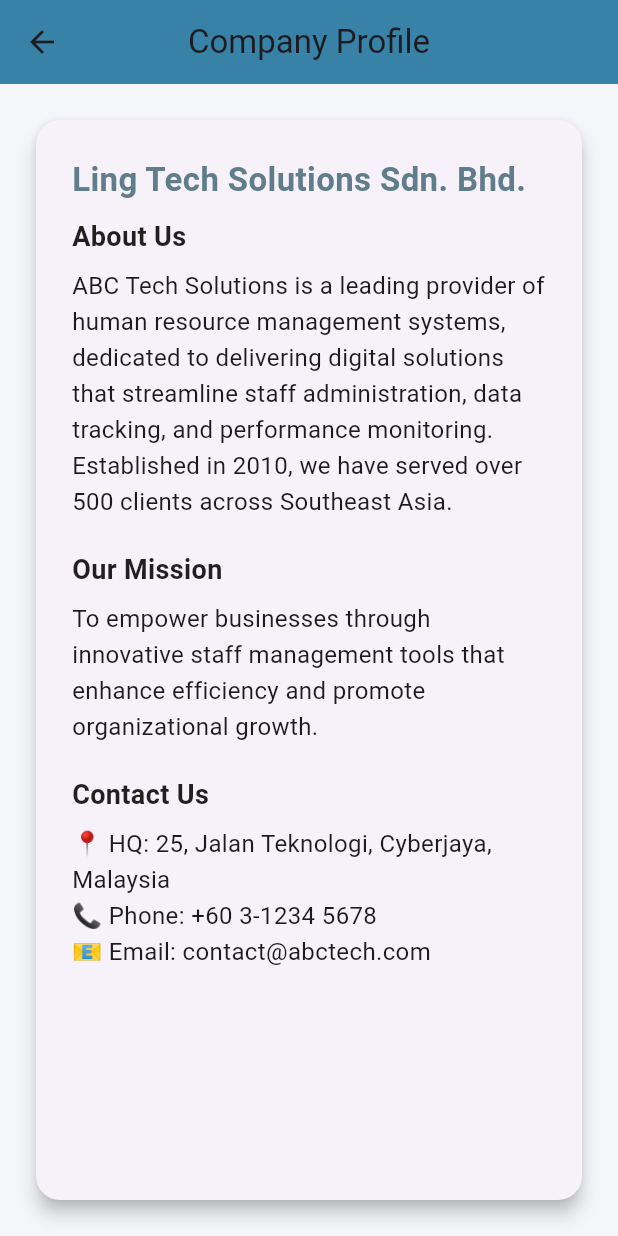
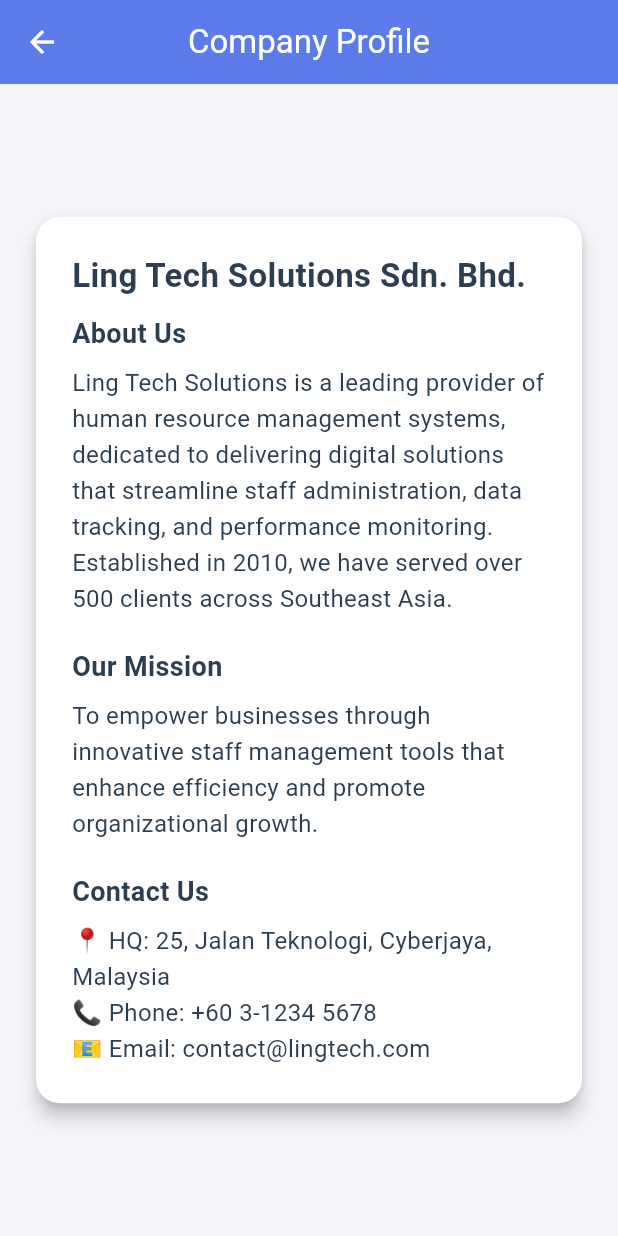
Before and after one commit to ling0214/LabTest_StaffSystem, a Flutter app: the CompanyInfoPage screen opened directly, on a phone screen of 412 x 824 dp. Run offline on Flutter 3.47's test engine with Material 3 defaults, Android fonts, the phone set to English and light mode, and no system bars; our stand-ins replace cloud_firestore, firebase_core; accounts and stored records are empty.

Commit message:
edit function

```diff
--- a/lib/company_info.dart
+++ b/lib/company_info.dart
@@ -1,4 +1,5 @@
 import 'package:flutter/material.dart';
+import 'app_colors.dart'; // ✅ your centralized color file
 
 class CompanyInfoPage extends StatelessWidget {
   const CompanyInfoPage({super.key});
@@ -6,79 +7,91 @@ class CompanyInfoPage extends StatelessWidget {
   @override
   Widget build(BuildContext context) {
     return Scaffold(
-      backgroundColor: const Color(0xFFF4F6F9),
+      backgroundColor: AppColors.background,
       appBar: AppBar(
         title: const Text('Company Profile'),
-        backgroundColor: const Color.fromARGB(255, 57, 130, 167),
+        backgroundColor: AppColors.primary,
+        foregroundColor: AppColors.buttonText,
         centerTitle: true,
       ),
-      body: Padding(
+      body: Center(
+        child: SingleChildScrollView(
           padding: const EdgeInsets.all(20.0),
+          child: ConstrainedBox(
+            constraints: const BoxConstraints(maxWidth: 600),
             child: Card(
+              color: Colors.white,
               elevation: 5,
-          shape: RoundedRectangleBorder(borderRadius: BorderRadius.circular(16)),
+              shape: RoundedRectangleBorder(
+                borderRadius: BorderRadius.circular(16),
+              ),
               child: Padding(
                 padding: const EdgeInsets.all(24.0),
                 child: Column(
                   crossAxisAlignment: CrossAxisAlignment.start,
-              children: [
-                const Text(
+                  children: const [
+                    Text(
                       'Ling Tech Solutions Sdn. Bhd.',
                       style: TextStyle(
                         fontSize: 22,
                         fontWeight: FontWeight.bold,
-                    color: Colors.blueGrey,
+                        color: AppColors.textPrimary,
                       ),
                     ),
-                const SizedBox(height: 10),
-                const Text(
+                    SizedBox(height: 10),
+                    Text(
                       'About Us',
                       style: TextStyle(
                         fontSize: 18,
                         fontWeight: FontWeight.w600,
-                    color: Colors.black87,
+                        color: AppColors.text,
                       ),
                     ),
-                const SizedBox(height: 8),
-                const Text(
-                  'ABC Tech Solutions is a leading provider of human resource management systems, '
+                    SizedBox(height: 8),
+                    Text(
+                      'Ling Tech Solutions is a leading provider of human resource management systems, '
                       'dedicated to delivering digital solutions that streamline staff administration, '
                       'data tracking, and performance monitoring. Established in 2010, we have served '
                       'over 500 clients across Southeast Asia.',
-                  style: TextStyle(fontSize: 16, height: 1.5),
+                      style: TextStyle(fontSize: 16, height: 1.5, color: AppColors.text),
+                      textAlign: TextAlign.start,
                     ),
-                const SizedBox(height: 20),
-                const Text(
+                    SizedBox(height: 20),
+                    Text(
                       'Our Mission',
                       style: TextStyle(
                         fontSize: 18,
                         fontWeight: FontWeight.w600,
-                    color: Colors.black87,
+                        color: AppColors.text,
                       ),
                     ),
-                const SizedBox(height: 8),
-                const Text(
+                    SizedBox(height: 8),
+                    Text(
                       'To empower businesses through innovative staff management tools that enhance efficiency '
                       'and promote organizational growth.',
-                  style: TextStyle(fontSize: 16, height: 1.5),
+                      style: TextStyle(fontSize: 16, height: 1.5, color: AppColors.text),
+                      textAlign: TextAlign.start,
                     ),
-                const SizedBox(height: 20),
-                const Text(
+                    SizedBox(height: 20),
+                    Text(
                       'Contact Us',
                       style: TextStyle(
                         fontSize: 18,
                         fontWeight: FontWeight.w600,
-                    color: Colors.black87,
+                        color: AppColors.text,
                       ),
                     ),
-                const SizedBox(height: 8),
-                const Text(
+                    SizedBox(height: 8),
+                    Text(
                       '📍 HQ: 25, Jalan Teknologi, Cyberjaya, Malaysia\n'
                       '📞 Phone: +60 3-1234 5678\n'
-                  '📧 Email: contact@abctech.com',
-                  style: TextStyle(fontSize: 16, height: 1.5),
+                      '📧 Email: contact@lingtech.com',
+                      style: TextStyle(fontSize: 16, height: 1.5, color: AppColors.text),
+                      textAlign: TextAlign.start,
                     ),
                   ],
+                ),
+              ),
             ),
           ),
         ),
--- a/lib/staff_form_page.dart
+++ b/lib/staff_form_page.dart
@@ -35,9 +35,13 @@ class _StaffFormPageState extends State<StaffFormPage> {
     idController.clear();
     ageController.clear();
 
+    // ✅ Check if the widget is still in the widget tree
+    if (!mounted) return;
+
     Navigator.pushNamed(context, '/staffList');
   }
 }
+
 
   Widget _buildTextField({
     required String label,
```
Also changed, not shown: lib/creation_page.dart (+23 -6 lines), lib/staff_list_page.dart (+40 -17 lines), pubspec.yaml (+5 -5 lines). Lines whose indentation alone changed are shown as unchanged.
